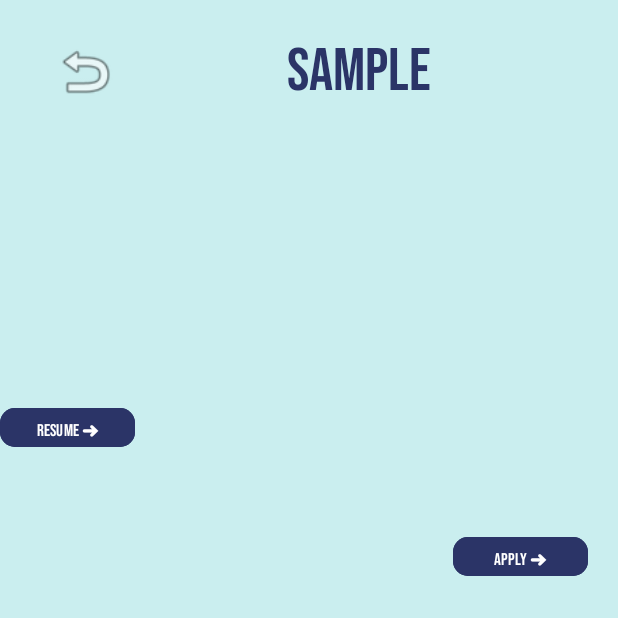
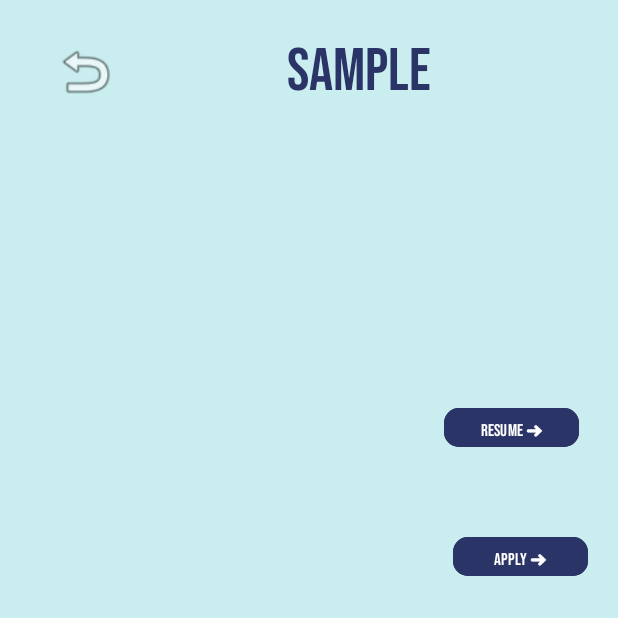
Before and after one commit to S-Chanchon11/InternStation, an Android app: the DetailActivity screen opened directly, with no data from a screen before it, on a phone screen of 412 x 824 dp, the top half of it. Run offline under Robolectric (Android 15) with nearby library versions, the phone set to English and light mode, and no system bars; our stand-ins replace Firebase (no records; nobody signed in at launch, a user with empty details on screens opened directly); 1 statement that could not run was skipped.

Commit message:
fix applied page, incomplete applied data

```diff
--- a/app/src/main/res/layout/activity_applied.xml
+++ b/app/src/main/res/layout/activity_applied.xml
@@ -24,6 +24,7 @@
             android:layout_width="384dp"
             android:layout_height="629dp"
             android:layout_marginStart="16dp"
+            android:layout_marginTop="16dp"
             android:layout_marginEnd="16dp"
             app:layout_constraintBottom_toBottomOf="parent"
             app:layout_constraintEnd_toEndOf="parent"
--- a/app/src/main/res/layout/activity_detail.xml
+++ b/app/src/main/res/layout/activity_detail.xml
@@ -89,6 +89,7 @@
         android:id="@+id/applyBtn"
         android:layout_width="90dp"
         android:layout_height="34dp"
+        android:layout_marginStart="31dp"
         android:layout_marginEnd="20dp"
         android:layout_marginBottom="436dp"
         android:backgroundTint="#2B3467"
@@ -97,7 +98,8 @@
         android:textSize="11sp"
         app:cornerRadius="10dp"
         app:layout_constraintBottom_toBottomOf="parent"
-        app:layout_constraintEnd_toEndOf="parent" />
+        app:layout_constraintEnd_toEndOf="parent"
+        app:layout_constraintStart_toEndOf="@+id/jobdes" />
 
     <Button
         android:id="@+id/resumeBtn"
@@ -110,8 +112,9 @@
         android:textSize="11sp"
         app:cornerRadius="10dp"
         app:layout_constraintBottom_toTopOf="@+id/applyBtn"
-        app:layout_constraintTop_toBottomOf="@+id/qualification"
-        tools:layout_editor_absoluteX="301dp" />
+        app:layout_constraintEnd_toEndOf="parent"
+        app:layout_constraintStart_toEndOf="@+id/jobdes"
+        app:layout_constraintTop_toBottomOf="@+id/qualification" />
 
     <TextView
         android:id="@+id/duration"
```
Also changed, not shown: app/src/main/java/com/egci428/internstation/Applied.kt (+6 -5 lines).
